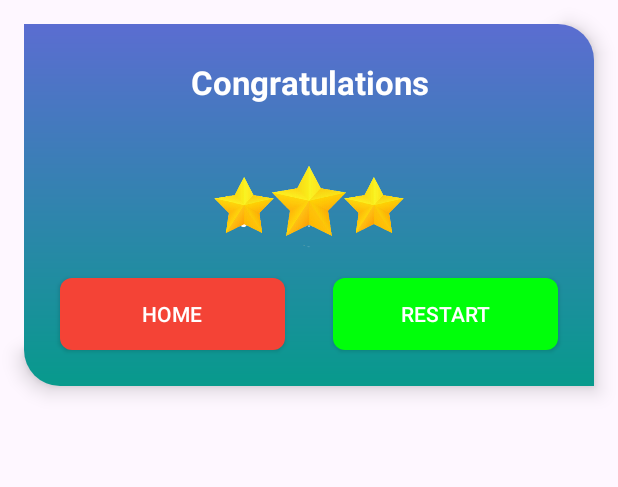
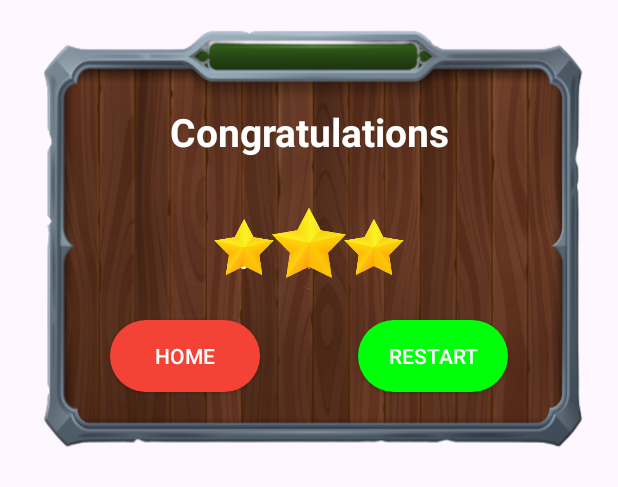
Before and after one commit to Nabijonov-Otabek-19/Memory-game, an Android app: the layout custom_win_dialog.xml on its own in the app's theme, with its tools: preview values and no code run, on a phone screen of 412 x 824 dp. Shown: the top 487 px of the screen. Run offline under Robolectric (Android 15) with nearby library versions, the phone set to English and light mode, and no system bars.

Commit message:
project updated

```diff
--- a/app/src/main/res/drawable/bg_button.xml
+++ b/app/src/main/res/drawable/bg_button.xml
@@ -1,6 +1,6 @@
 <?xml version="1.0" encoding="utf-8"?>
 <shape xmlns:android="http://schemas.android.com/apk/res/android">
 
-    <corners android:radius="8dp" />
+    <corners android:radius="300dp" />
     <solid android:color="@color/white" />
 </shape>
--- a/app/src/main/res/layout/custom_win_dialog.xml
+++ b/app/src/main/res/layout/custom_win_dialog.xml
@@ -3,23 +3,22 @@
     xmlns:app="http://schemas.android.com/apk/res-auto"
     android:layout_width="match_parent"
     android:layout_height="wrap_content"
-    android:layout_margin="16dp"
-    android:background="@drawable/new_game_btn"
+    android:layout_margin="8dp"
+    android:background="@drawable/dialog"
     android:elevation="8dp"
-    android:padding="8dp">
+    android:paddingVertical="24dp">
 
     <androidx.appcompat.widget.AppCompatTextView
         android:id="@+id/txt"
         android:layout_width="match_parent"
         android:layout_height="wrap_content"
-        android:layout_marginVertical="8dp"
+        android:layout_marginTop="30dp"
         android:gravity="center"
         android:padding="8dp"
-        android:textStyle="bold"
         android:text="Congratulations"
         android:textColor="@color/white"
-        android:textSize="22sp"
-        app:layout_constraintBottom_toTopOf="@id/img"
+        android:textSize="26sp"
+        android:textStyle="bold"
         app:layout_constraintLeft_toLeftOf="parent"
         app:layout_constraintRight_toRightOf="parent"
         app:layout_constraintTop_toTopOf="parent" />
@@ -36,32 +35,28 @@
 
     <androidx.appcompat.widget.AppCompatButton
         android:id="@+id/btnHome"
-        android:layout_width="0dp"
+        android:layout_width="100dp"
         android:layout_height="wrap_content"
-        android:layout_marginHorizontal="16dp"
-        android:layout_marginBottom="16dp"
+        android:layout_marginBottom="24dp"
         android:background="@drawable/bg_button"
         android:backgroundTint="#F44336"
         android:text="Home"
         android:textColor="@color/white"
         app:layout_constraintBottom_toBottomOf="parent"
-        app:layout_constraintHorizontal_weight="1"
         app:layout_constraintLeft_toLeftOf="parent"
         app:layout_constraintRight_toLeftOf="@id/btnRestart"
         app:layout_constraintTop_toBottomOf="@id/img" />
 
     <androidx.appcompat.widget.AppCompatButton
         android:id="@+id/btnRestart"
-        android:layout_width="0dp"
+        android:layout_width="100dp"
         android:layout_height="wrap_content"
-        android:layout_marginHorizontal="16dp"
-        android:layout_marginBottom="16dp"
+        android:layout_marginBottom="24dp"
         android:background="@drawable/bg_button"
         android:backgroundTint="#00FF0A"
         android:text="Restart"
         android:textColor="@color/white"
         app:layout_constraintBottom_toBottomOf="parent"
-        app:layout_constraintHorizontal_weight="1"
         app:layout_constraintLeft_toRightOf="@id/btnHome"
         app:layout_constraintRight_toRightOf="parent"
         app:layout_constraintTop_toBottomOf="@id/img" />
```
Also changed, not shown: app/src/main/res/drawable/back.png (added), app/src/main/res/drawable/dialog.png (added), app/src/main/res/drawable/front.png (added).
